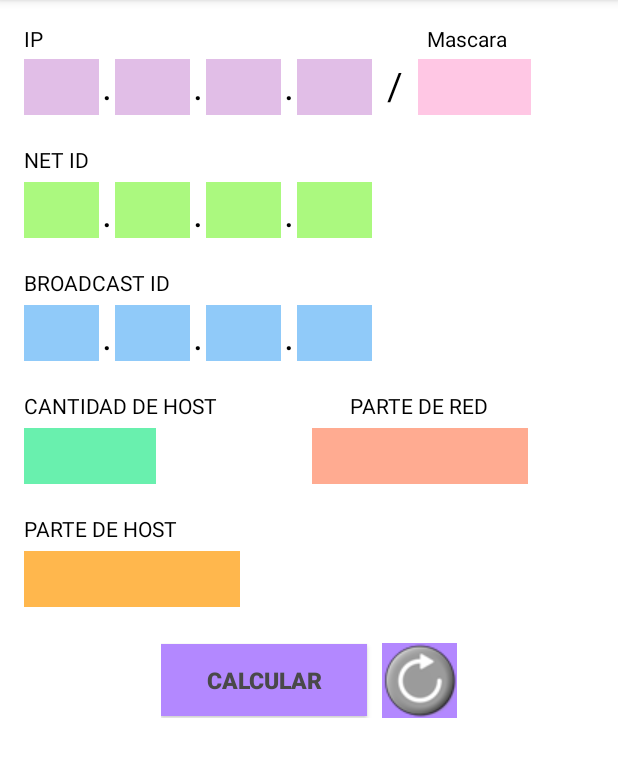
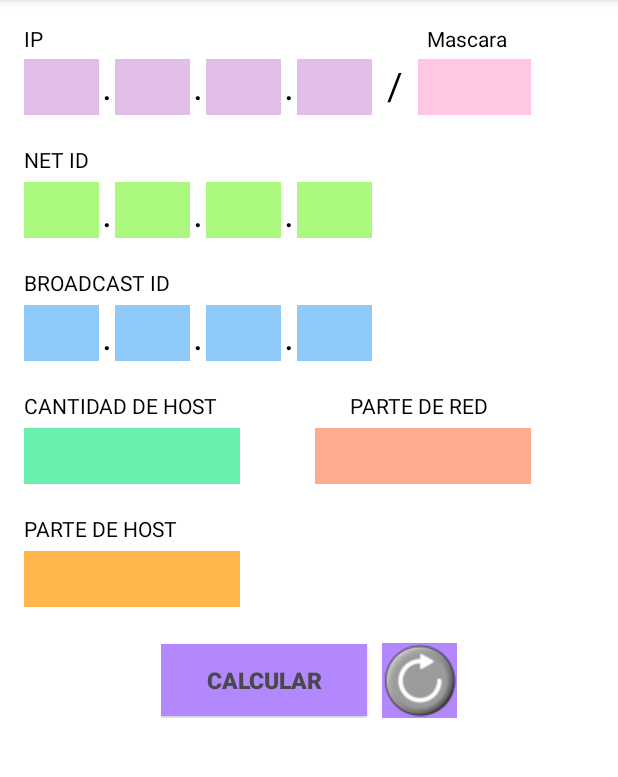
Before and after one commit to KarlaLopez96/HybridNetId, an Android app: the screen it shows after launch (MainActivity), on a phone screen of 412 x 824 dp, the part 84-861 px from its top. Run offline under Robolectric (Android 15) with nearby library versions, the phone set to English and light mode, and no system bars.

Commit message:
Cambios a interfaz.

```diff
--- a/app/src/main/res/layout/activity_main.xml
+++ b/app/src/main/res/layout/activity_main.xml
@@ -327,11 +327,11 @@
 
         <TextView
             android:id="@+id/host1"
-            android:layout_width="88dp"
+            android:layout_width="144dp"
             android:layout_height="wrap_content"
             android:background="#69f0ae"
             android:layout_marginTop="5dp"
-            android:layout_marginRight="96dp"
+            android:layout_marginRight="50dp"
             android:textSize="22dp"
             android:padding="4dp"
             android:gravity="center" />
@@ -342,7 +342,6 @@
             android:layout_height="wrap_content"
             android:background="#ffab91"
             android:layout_marginTop="5dp"
-            android:layout_marginLeft="8dp"
             android:textSize="22dp"
             android:padding="4dp"
             android:gravity="center" />
```
